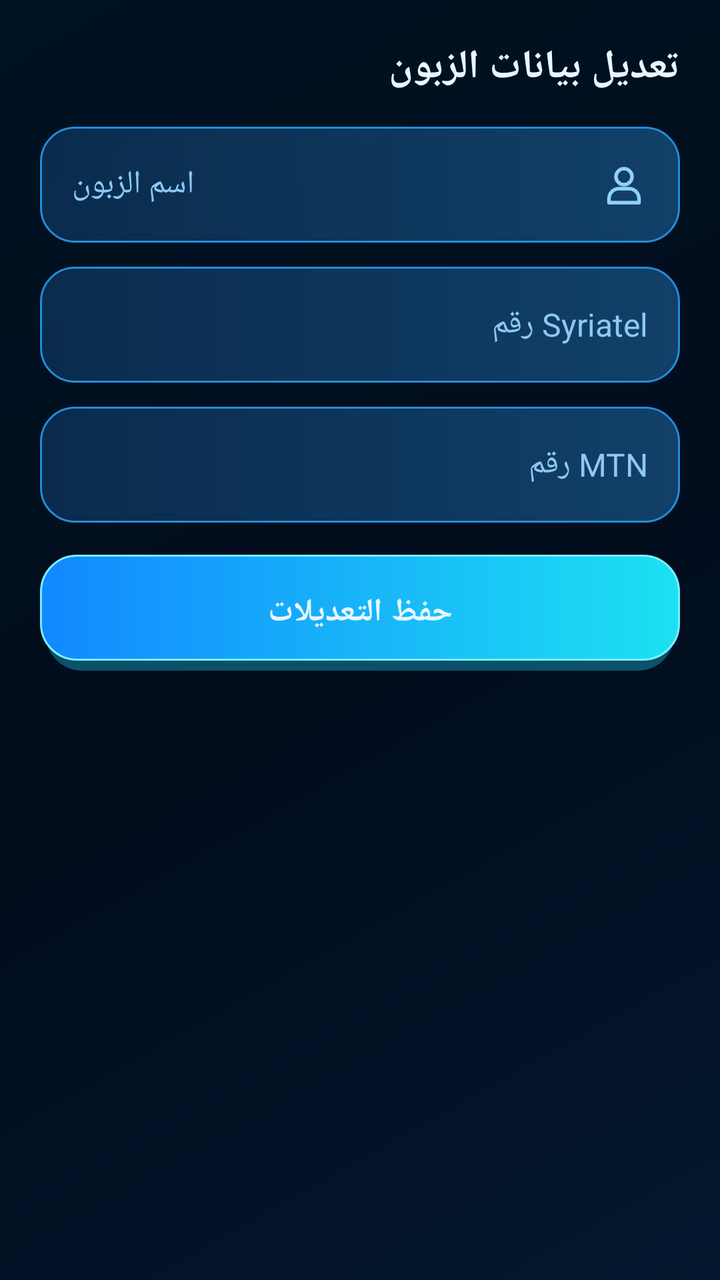
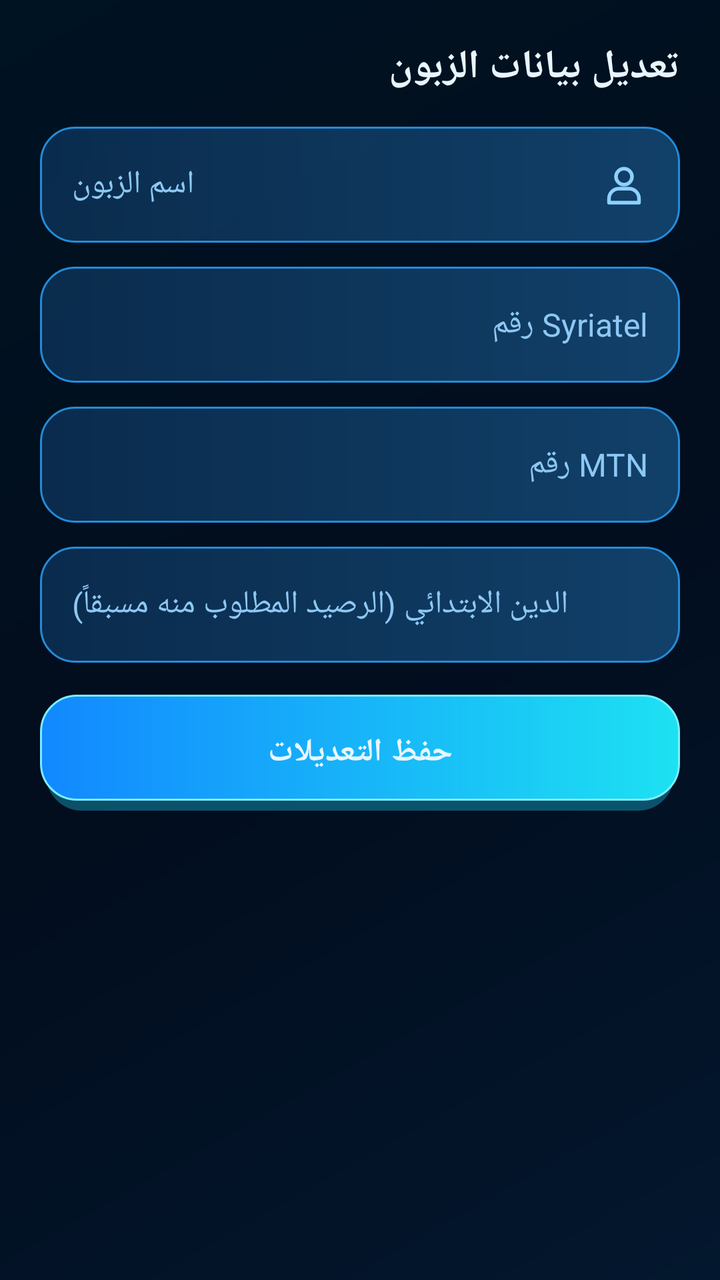

The first picture is an Android layout as it rendered before a commit; the second is the same layout after the commit. The layout source and the unified diff follow.
<!-- AndroidManifest.xml: application theme Theme.TransferApp -->
<!-- res/layout/dialog_edit_cust.xml -->
﻿<?xml version="1.0" encoding="utf-8"?>
<LinearLayout xmlns:android="http://schemas.android.com/apk/res/android"
    android:layout_width="match_parent"
    android:layout_height="wrap_content"
    android:background="@android:color/transparent"
    android:layoutDirection="rtl"
    android:orientation="vertical"
    android:padding="20dp">

    <TextView
        style="@style/DialogTitle"
        android:layout_width="match_parent"
        android:layout_height="wrap_content"
        android:text="تعديل بيانات الزبون" />

    <EditText
        android:id="@+id/edit_cust_name"
        style="@style/AppField"
        android:layout_width="match_parent"
        android:layout_marginBottom="12dp"
        android:drawableStart="@drawable/ic_user"
        android:hint="اسم الزبون" />

    <EditText
        android:id="@+id/edit_cust_syr"
        style="@style/AppField"
        android:layout_width="match_parent"
        android:layout_marginBottom="12dp"
        android:hint="رقم Syriatel"
        android:inputType="phone" />

    <EditText
        android:id="@+id/edit_cust_mtn"
        style="@style/AppField"
        android:layout_width="match_parent"
        android:layout_marginBottom="16dp"
        android:hint="رقم MTN"
        android:inputType="phone" />

    <androidx.appcompat.widget.AppCompatButton
        android:id="@+id/btn_update_cust"
        style="@style/AppButton.Primary"
        android:layout_width="match_parent"
        android:text="حفظ التعديلات" />
</LinearLayout>
<!-- resources referenced by this layout -->
<resources>
  <!-- drawable ic_user (drawable) -->
  <?xml version="1.0" encoding="utf-8"?>
  <vector xmlns:android="http://schemas.android.com/apk/res/android"
      android:width="24dp"
      android:height="24dp"
      android:viewportWidth="24"
      android:viewportHeight="24">
      <path
          android:fillColor="@android:color/transparent"
          android:strokeColor="#8ED1FF"
          android:strokeWidth="1.8"
          android:strokeLineCap="round"
          android:strokeLineJoin="round"
          android:pathData="M12,12a4,4 0,1 0,0 -8a4,4 0,0 0,0 8M4.5,21v-2a5,5 0,0 1,5 -5h5a5,5 0,0 1,5 5v2z" />
  </vector>
  <style name="AppButton.Primary">
          <item name="android:background">@drawable/bg_button_primary</item>
      </style>
  <style name="AppField">
          <item name="android:layout_height">58dp</item>
          <item name="android:background">@drawable/bg_field</item>
          <item name="android:textColor">@color/text_primary</item>
          <item name="android:textColorHint">@color/text_secondary</item>
          <item name="android:textSize">16sp</item>
          <item name="android:paddingStart">16dp</item>
          <item name="android:paddingEnd">16dp</item>
          <item name="android:drawablePadding">12dp</item>
          <item name="android:gravity">center_vertical|end</item>
          <item name="android:textDirection">rtl</item>
      </style>
  <style name="DialogTitle">
          <item name="android:textColor">@color/text_primary</item>
          <item name="android:textSize">20sp</item>
          <item name="android:textStyle">bold</item>
          <item name="android:layout_marginBottom">16dp</item>
      </style>
  <!-- drawable bg_field (drawable) -->
  <?xml version="1.0" encoding="utf-8"?>
  <shape xmlns:android="http://schemas.android.com/apk/res/android"
      android:shape="rectangle">
      <corners android:radius="17dp" />
      <gradient
          android:angle="0"
          android:startColor="#CF0B3157"
          android:endColor="#D0144B79" />
      <stroke
          android:width="1dp"
          android:color="#238CDA" />
  </shape>
  <color name="text_primary">#E8F6FF</color>
  <color name="text_secondary">#8EC8F4</color>
  <color name="colorPrimary">#20D8FF</color>
  <color name="colorPrimaryDark">#128BFF</color>
  <color name="cyan">#20D8FF</color>
  <color name="background">#020D1D</color>
  <!-- drawable bg_screen (drawable) -->
  <?xml version="1.0" encoding="utf-8"?>
  <shape xmlns:android="http://schemas.android.com/apk/res/android"
      android:shape="rectangle">
      <gradient
          android:angle="135"
          android:startColor="#03172E"
          android:centerColor="#020D1D"
          android:endColor="#001322" />
  </shape>
  <!-- drawable bg_panel (drawable) -->
  <?xml version="1.0" encoding="utf-8"?>
  <shape xmlns:android="http://schemas.android.com/apk/res/android"
      android:shape="rectangle">
      <corners android:radius="20dp" />
      <gradient
          android:angle="135"
          android:startColor="#B20A2948"
          android:endColor="#A2041930" />
      <stroke
          android:width="1dp"
          android:color="#3E91D8" />
  </shape>
  <style name="DialogBarButton" parent="Widget.AppCompat.Button.Borderless">
          <item name="android:textColor">@color/cyan</item>
          <item name="android:textAllCaps">false</item>
          <item name="android:textSize">16sp</item>
          <item name="android:textStyle">bold</item>
      </style>
  <!-- unchanged entries left out for length: 3 -->
</resources>

<!-- the commit's change to res/layout/dialog_edit_cust.xml (unified diff, before → after) -->
@@ -33,9 +33,18 @@
         android:id="@+id/edit_cust_mtn"
         style="@style/AppField"
         android:layout_width="match_parent"
-        android:layout_marginBottom="16dp"
+        android:layout_marginBottom="12dp"
         android:hint="رقم MTN"
         android:inputType="phone" />
+
+    <EditText
+        android:id="@+id/input_initial_debt"
+        style="@style/AppField"
+        android:layout_width="match_parent"
+        android:layout_marginBottom="16dp"
+        android:background="@drawable/bg_field"
+        android:hint="الدين الابتدائي (الرصيد المطلوب منه مسبقاً)"
+        android:inputType="numberDecimal" />
 
     <androidx.appcompat.widget.AppCompatButton
         android:id="@+id/btn_update_cust"
